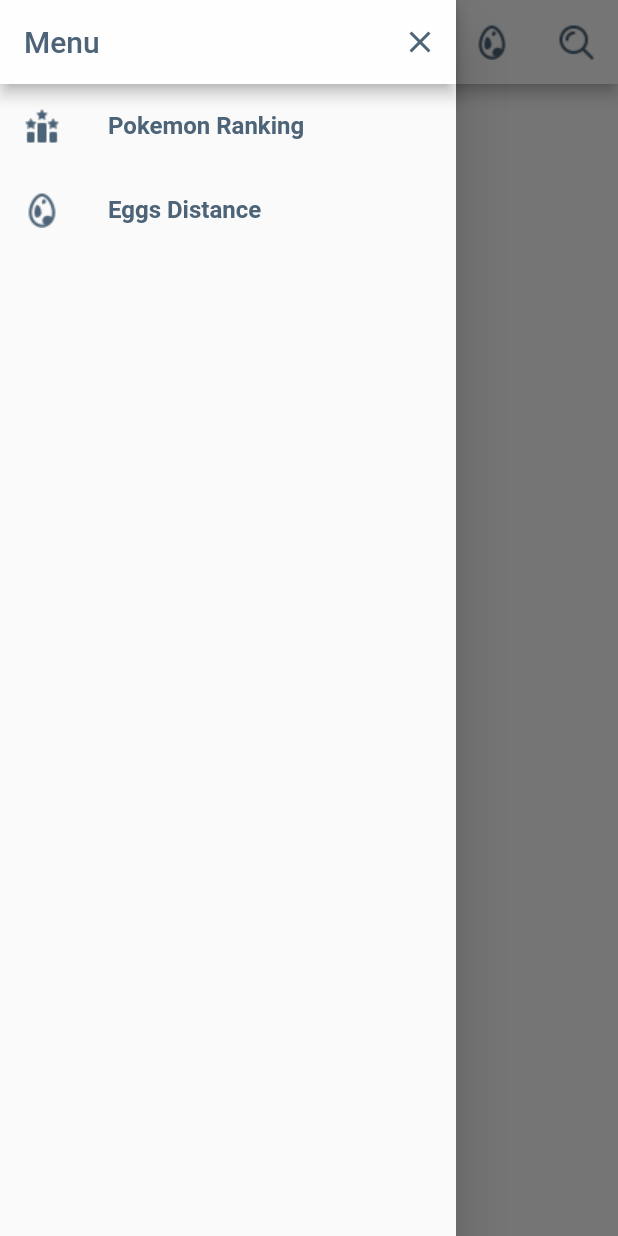
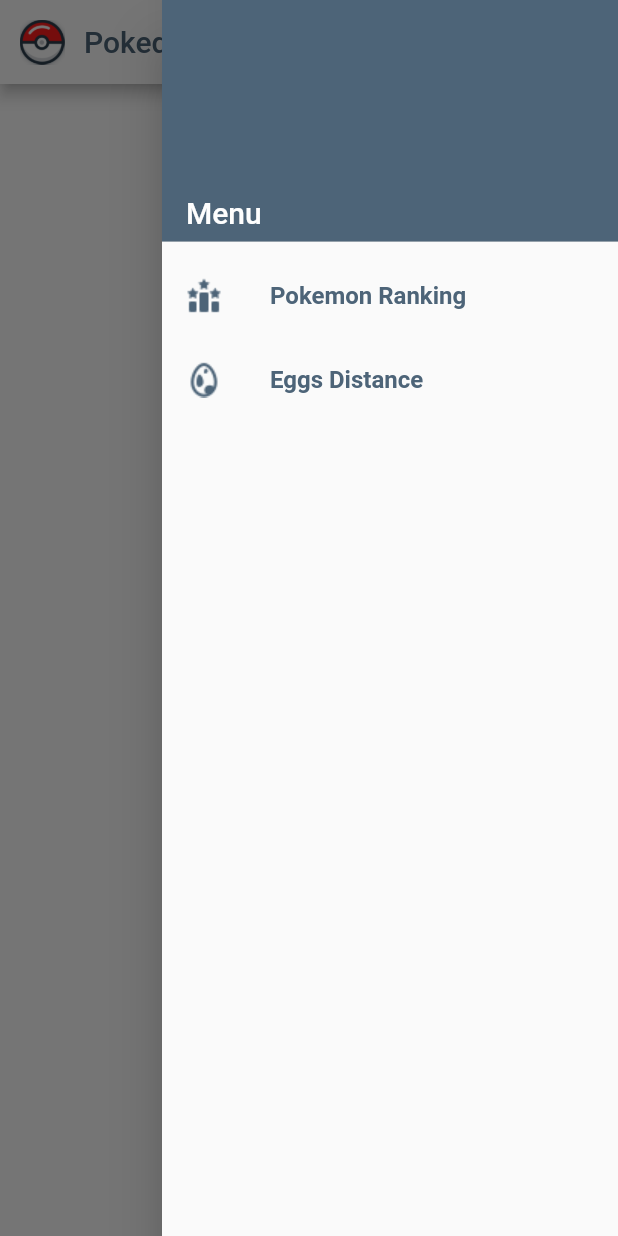
Before and after one commit to baesparza/Pokedex, a Flutter app: the Default screen opened directly with empty values, with the side drawer open, on a phone screen of 412 x 824 dp. Run offline on Flutter 3.47's test engine with Material 2 defaults, Android fonts, the phone set to English and light mode, and no system bars; network calls fail.

```diff
--- a/lib/layouts/default.dart
+++ b/lib/layouts/default.dart
@@ -1,9 +1,9 @@
 import 'package:flutter/material.dart';
-import 'package:pokedex/widgets/default/sidebar.dart';
+
+import 'package:pokedex/widgets/sidebar.dart';
 
 class Default extends StatelessWidget {
   final Widget child;
-  final GlobalKey<ScaffoldState> _scaffoldKey = new GlobalKey<ScaffoldState>();
 
   Default({
     Key key,
@@ -13,33 +13,31 @@ class Default extends StatelessWidget {
   @override
   Widget build(BuildContext context) {
     return Scaffold(
-      key: _scaffoldKey,
       // style scafold
       backgroundColor: Theme.of(context).scaffoldBackgroundColor,
-
       // sidebar
-      drawer: Sidebar(),
-
+      endDrawer: Sidebar(),
       // Navbar
       appBar: AppBar(
         backgroundColor: Theme.of(context).backgroundColor,
+        iconTheme: Theme.of(context).iconTheme,
         titleSpacing: 0.0,
 
         // Pokeball Icon - sidebar
-        leading: MaterialButton(
-          padding: const EdgeInsets.all(8.0),
+        leading: Padding(
+          padding: const EdgeInsets.all(13.0),
           child: Image.asset('assets/img/logo.png'),
-          onPressed: () {
-            _scaffoldKey.currentState.openDrawer();
-          },
         ),
 
         // title
-        title: Text(
-          'Pokedex',
-          style: Theme.of(context).textTheme.title,
+        title: Row(
+          children: <Widget>[
+            Text(
+              'Pokedex',
+              style: Theme.of(context).textTheme.title,
+            ),
+          ],
         ),
-
         // Action buttons
         actions: <Widget>[
           _buildImageButton(
--- a/lib/layouts/detail.dart
+++ b/lib/layouts/detail.dart
@@ -1,4 +1,5 @@
 import 'package:flutter/material.dart';
+import 'package:pokedex/widgets/sidebar.dart';
 
 class Detail extends StatelessWidget {
   final Widget child;
@@ -15,6 +16,9 @@ class Detail extends StatelessWidget {
   @override
   Widget build(BuildContext context) {
     return Scaffold(
+      // sidebar
+      endDrawer: Sidebar(),
+
       appBar: AppBar(
         titleSpacing: 0.0,
         backgroundColor: primaryColor,
--- a/lib/layouts/tabbed.dart
+++ b/lib/layouts/tabbed.dart
@@ -1,4 +1,5 @@
 import 'package:flutter/material.dart';
+import 'package:pokedex/widgets/sidebar.dart';
 
 class Tabbed extends StatelessWidget {
   final String title;
@@ -20,6 +21,8 @@ class Tabbed extends StatelessWidget {
       length: length,
       child: Scaffold(
         backgroundColor: Theme.of(context).scaffoldBackgroundColor,
+        // sidebar
+        endDrawer: Sidebar(),
 
         // Navbar
         appBar: AppBar(
--- a/lib/widgets/default/sidebar.dart
+++ b/lib/widgets/sidebar.dart
@@ -11,26 +11,20 @@ class Sidebar extends StatelessWidget {
       child: ListView(
         children: <Widget>[
           // header
-          AppBar(
-            backgroundColor: Theme.of(context).scaffoldBackgroundColor,
-            automaticallyImplyLeading: false,
-            iconTheme: Theme.of(context).iconTheme,
-
-            // title
-            title: Text(
-              'Menu',
-              style: Theme.of(context).textTheme.title,
+          DrawerHeader(
+            child: Column(
+              mainAxisAlignment: MainAxisAlignment.end,
+              crossAxisAlignment: CrossAxisAlignment.start,
+              children: <Widget>[
+                Text(
+                  'Menu',
+                  style: Theme.of(context).primaryTextTheme.title,
+                ),
+              ],
             ),
-
-            // close buttom
-            actions: <Widget>[
-              IconButton(
-                icon: Icon(Icons.close),
-                onPressed: () {
-                  Navigator.pop(context);
-                },
-              ),
-            ],
+            decoration: BoxDecoration(
+              color: Theme.of(context).primaryColor,
+            ),
           ),
 
           /// list items
@@ -40,6 +34,7 @@ class Sidebar extends StatelessWidget {
             title: 'Pokemon Ranking',
             path: 'assets/img/ranking.png',
             onTap: () {
+              // Navigator.pop(context);
               Navigator.pushNamed(context, '/ranking');
             },
           ),
@@ -49,6 +44,7 @@ class Sidebar extends StatelessWidget {
             title: 'Eggs Distance',
             path: 'assets/img/egg.png',
             onTap: () {
+              // Navigator.pop(context);
               Navigator.pushNamed(context, '/eggs');
             },
           ),
```
Also changed, not shown: assets/img/logo.png, pubspec.lock.
